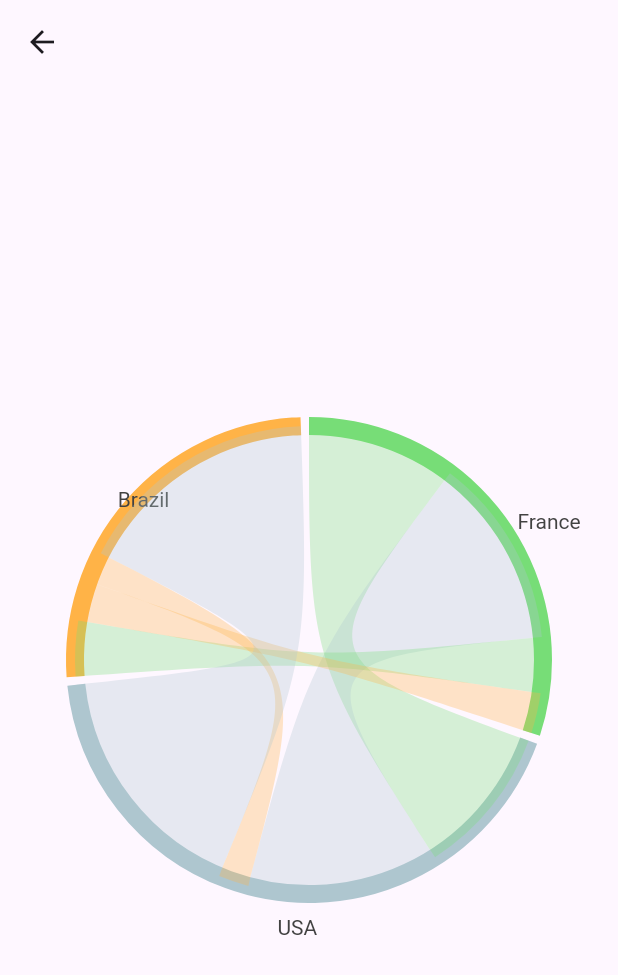
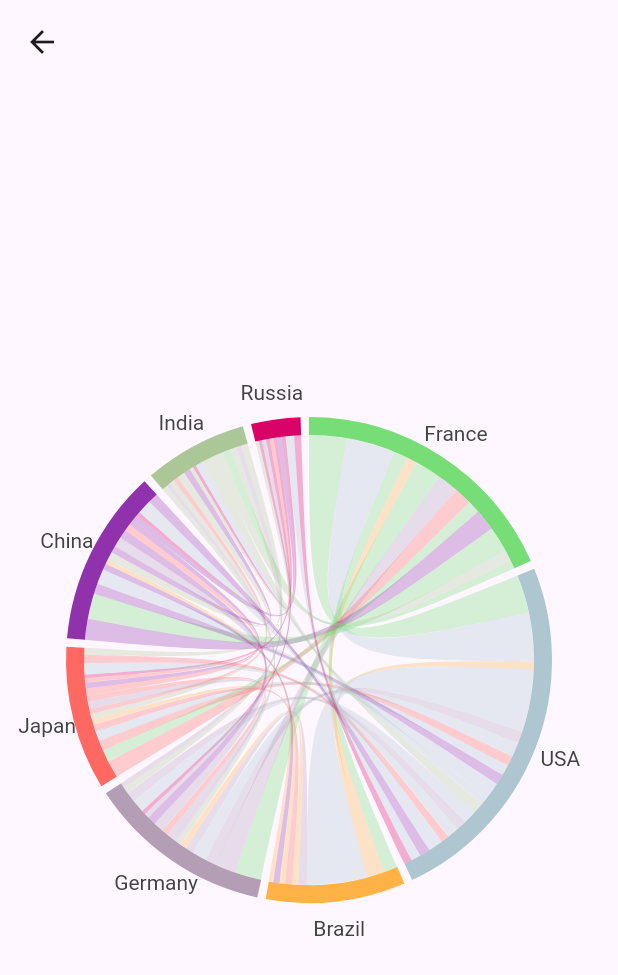
Before and after one commit to ClementBeal/pretty_charts, a Flutter app: the ImportExportDependencyWheelScreen screen opened directly, on a phone screen of 412 x 824 dp. Shown: the top 975 px of the screen. Run offline on Flutter 3.47's test engine with Material 3 defaults, Android fonts, the phone set to English and light mode, and no system bars.

Commit message:
bigger example for the dependency wheel

```diff
--- a/example/lib/features/dependency_wheel/screens/import_export_dependency_wheel_screen.dart
+++ b/example/lib/features/dependency_wheel/screens/import_export_dependency_wheel_screen.dart
@@ -20,16 +20,61 @@ class ImportExportDependencyWheelScreen extends StatelessWidget {
             DependencyWheelChartData(from: "Brazil", to: "France", value: 8.9),
             DependencyWheelChartData(from: "Brazil", to: "USA", value: 6.7),
             DependencyWheelChartData(from: "USA", to: "Brazil", value: 54.4),
-            // DependencyWheelChartData(from: "", to: "", value: ),
-            // DependencyWheelChartData(from: "", to: "", value: ),
-            // DependencyWheelChartData(from: "", to: "", value: ),
-            // DependencyWheelChartData(from: "", to: "", value: ),
-            // DependencyWheelChartData(from: "", to: "", value: ),
-            // DependencyWheelChartData(from: "", to: "", value: ),
-            // DependencyWheelChartData(from: "", to: "", value: ),
-            // DependencyWheelChartData(from: "", to: "", value: ),
-            // DependencyWheelChartData(from: "", to: "", value: ),
-            // DependencyWheelChartData(from: "", to: "", value: ),
+            DependencyWheelChartData(
+                from: "France", to: "Germany", value: 23.1),
+            DependencyWheelChartData(
+                from: "Germany", to: "France", value: 18.5),
+            DependencyWheelChartData(from: "Germany", to: "USA", value: 9.8),
+            DependencyWheelChartData(from: "USA", to: "Germany", value: 12.7),
+            DependencyWheelChartData(from: "Germany", to: "Brazil", value: 7.2),
+            DependencyWheelChartData(from: "Brazil", to: "Germany", value: 5.6),
+            DependencyWheelChartData(from: "Japan", to: "France", value: 15.4),
+            DependencyWheelChartData(from: "France", to: "Japan", value: 10.9),
+            DependencyWheelChartData(from: "Japan", to: "USA", value: 8.7),
+            DependencyWheelChartData(from: "USA", to: "Japan", value: 9.1),
+            DependencyWheelChartData(from: "Japan", to: "Brazil", value: 6.3),
+            DependencyWheelChartData(from: "Brazil", to: "Japan", value: 4.8),
+            DependencyWheelChartData(from: "China", to: "France", value: 18.7),
+            DependencyWheelChartData(from: "France", to: "China", value: 22.3),
+            DependencyWheelChartData(from: "China", to: "USA", value: 9.2),
+            DependencyWheelChartData(from: "USA", to: "China", value: 13.5),
+            DependencyWheelChartData(from: "China", to: "Brazil", value: 5.6),
+            DependencyWheelChartData(from: "Brazil", to: "China", value: 4.1),
+            DependencyWheelChartData(from: "India", to: "Germany", value: 4.7),
+            DependencyWheelChartData(from: "Germany", to: "India", value: 3.2),
+            DependencyWheelChartData(from: "India", to: "Japan", value: 5.1),
+            DependencyWheelChartData(from: "Japan", to: "India", value: 4.3),
+            DependencyWheelChartData(from: "India", to: "China", value: 7.2),
+            DependencyWheelChartData(from: "China", to: "India", value: 5.8),
+            DependencyWheelChartData(from: "India", to: "Russia", value: 3.5),
+            DependencyWheelChartData(from: "Russia", to: "India", value: 2.9),
+            DependencyWheelChartData(from: "Germany", to: "Japan", value: 6.7),
+            DependencyWheelChartData(from: "Japan", to: "Germany", value: 5.5),
+            DependencyWheelChartData(from: "Germany", to: "China", value: 9.1),
+            DependencyWheelChartData(from: "China", to: "Germany", value: 7.6),
+            DependencyWheelChartData(from: "Germany", to: "Russia", value: 4.3),
+            DependencyWheelChartData(from: "Russia", to: "Germany", value: 3.6),
+            DependencyWheelChartData(from: "Japan", to: "China", value: 6.3),
+            DependencyWheelChartData(from: "China", to: "Japan", value: 5.2),
+            DependencyWheelChartData(from: "Japan", to: "Russia", value: 3.9),
+            DependencyWheelChartData(from: "Russia", to: "Japan", value: 3.2),
+            DependencyWheelChartData(from: "China", to: "Russia", value: 4.7),
+            DependencyWheelChartData(from: "Russia", to: "China", value: 3.9),
+            DependencyWheelChartData(from: "USA", to: "India", value: 7.5),
+            DependencyWheelChartData(from: "India", to: "USA", value: 9.8),
+            DependencyWheelChartData(from: "USA", to: "Germany", value: 11.3),
+            DependencyWheelChartData(from: "Germany", to: "USA", value: 8.7),
+            DependencyWheelChartData(from: "USA", to: "Japan", value: 10.2),
+            DependencyWheelChartData(from: "Japan", to: "USA", value: 7.4),
+            DependencyWheelChartData(from: "USA", to: "China", value: 12.6),
+            DependencyWheelChartData(from: "China", to: "USA", value: 9.1),
+            DependencyWheelChartData(from: "USA", to: "Russia", value: 8.3),
+            DependencyWheelChartData(from: "Russia", to: "USA", value: 6.9),
+            DependencyWheelChartData(from: "India", to: "France", value: 9.7),
+            DependencyWheelChartData(from: "France", to: "India", value: 7.4),
+            DependencyWheelChartData(from: "India", to: "Germany", value: 5.8),
+            DependencyWheelChartData(from: "Germany", to: "India", value: 4.6),
+            DependencyWheelChartData(from: "India", to: "Japan", value: 6.2),
           ],
         ),
       ),
--- a/lib/src/plots/dependency_wheel/dependency_wheel.dart
+++ b/lib/src/plots/dependency_wheel/dependency_wheel.dart
@@ -126,6 +126,7 @@ class DependencyWheelChartPainter extends CustomPainter {
     final center = Offset(size.width / 2, size.height / 2);
 
     final circleRadius = size.shortestSide / 2 - internalPadding;
+    final insideCircleRadius = circleRadius - sectionPainter.strokeWidth / 2;
 
     // we calculate the total value for each section
     for (var element in data) {
@@ -175,6 +176,11 @@ class DependencyWheelChartPainter extends CustomPainter {
       height: size.shortestSide - internalPadding * 2,
     );
 
+    final insideRect = Rect.fromCircle(
+      center: Offset(size.width / 2, size.height / 2),
+      radius: insideCircleRadius,
+    );
+
     for (final a in totalPerDestination.entries) {
       textPainter.text = TextSpan(
         text: a.key,
@@ -203,10 +209,11 @@ class DependencyWheelChartPainter extends CustomPainter {
       textPainter.paint(
         canvas,
         translateIntoCartesian(
-          center,
-          circleRadius * 1.1,
-          angle + sectionAngle / 2,
-        ),
+              center,
+              circleRadius + 24,
+              angle + sectionAngle / 2,
+            ) -
+            Offset(textPainter.width / 2, textPainter.height / 2),
       );
 
       angle += sectionAngle + totalPaddingAngle;
@@ -243,15 +250,15 @@ class DependencyWheelChartPainter extends CustomPainter {
       final path = Path();
 
       final sourcePointStart =
-          translateIntoCartesian(center, circleRadius, startAngleSource);
-      final destinationPointStart =
-          translateIntoCartesian(center, circleRadius, startAngleDestination);
+          translateIntoCartesian(center, insideCircleRadius, startAngleSource);
+      final destinationPointStart = translateIntoCartesian(
+          center, insideCircleRadius, startAngleDestination);
 
       // we moove at the begining of the first section
       path.moveTo(sourcePointStart.dx, sourcePointStart.dy);
       // we draw an arc to the end of the section according to the value of the link (maybe 15%)
-      path.arcTo(
-          rect, startAngleSource, endAngleSource - startAngleSource, true);
+      path.arcTo(insideRect, startAngleSource,
+          endAngleSource - startAngleSource, true);
       // draw a curve between the end of the source section to the start of the destination section
       path.cubicTo(
         center.dx,
@@ -262,7 +269,7 @@ class DependencyWheelChartPainter extends CustomPainter {
         destinationPointStart.dy,
       );
       // draw an arc between the begining and the end of the section accoding to the value of the link
-      path.arcTo(rect, startAngleDestination,
+      path.arcTo(insideRect, startAngleDestination,
           endAngleDestination - startAngleDestination, true);
 
       // draw a curve to the start of the first section
```
